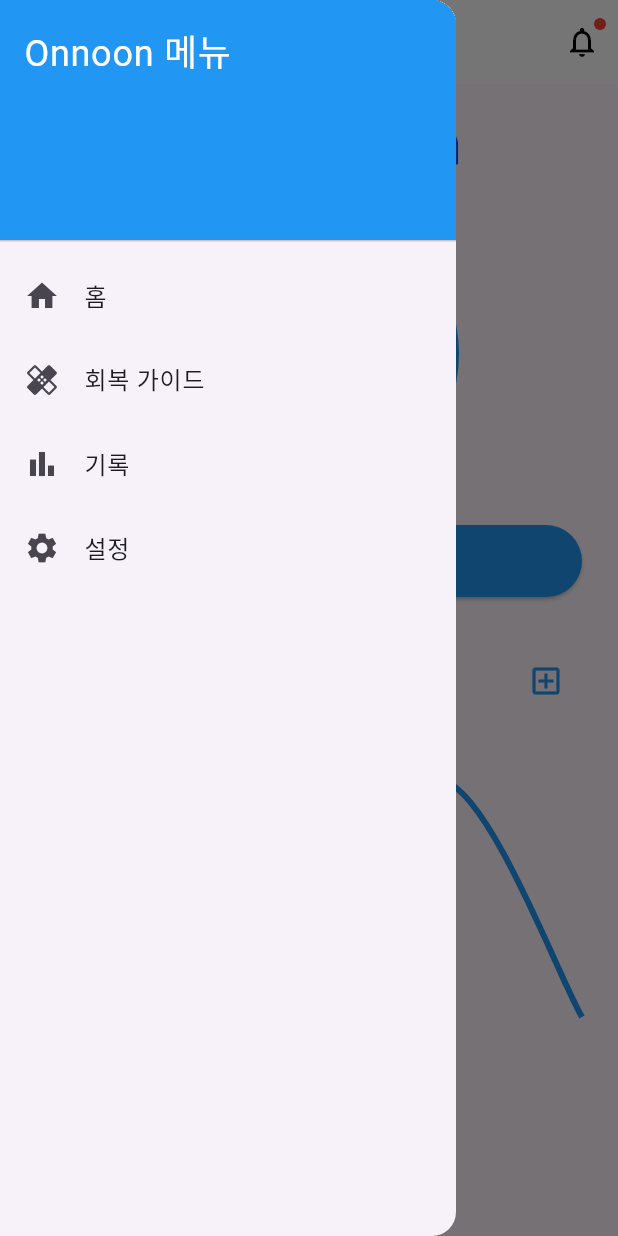
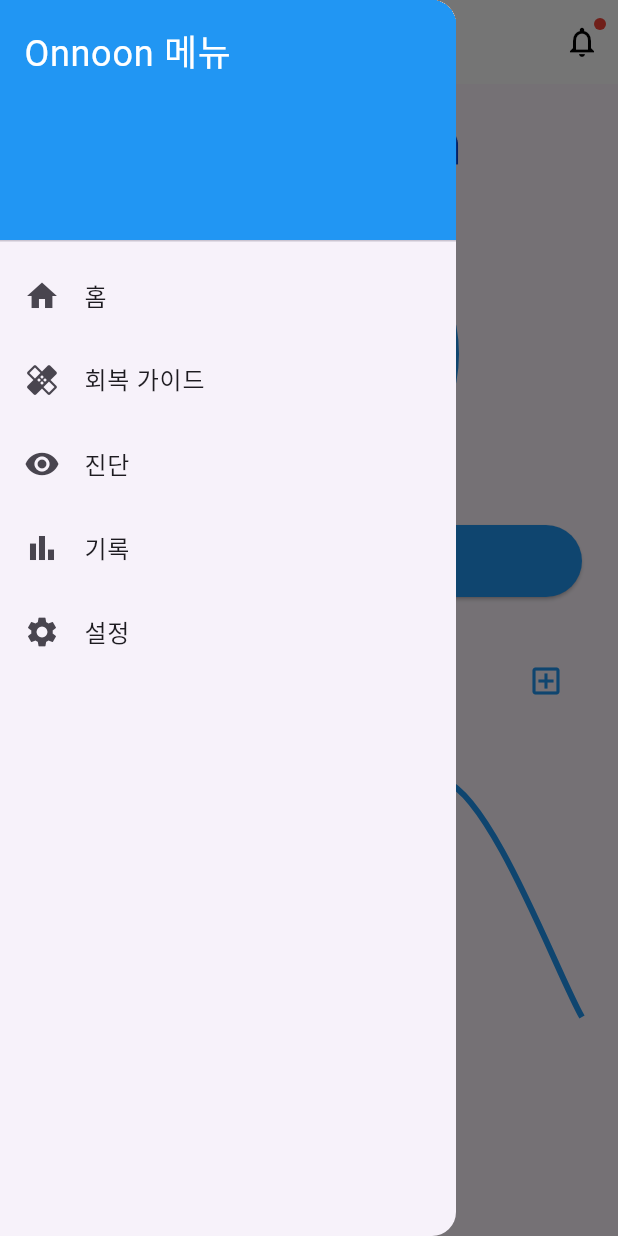
Before and after one commit to eunsu25/Test, a Flutter app: the screen it shows after launch, with the side drawer open, on a phone screen of 412 x 824 dp. Run offline on Flutter 3.47's test engine with Material 3 defaults, Android fonts, the phone set to English and light mode, and no system bars; drawn by our look-alikes of fl_chart; our stand-ins replace percent_indicator.

Commit message:
프론트엔드 작업중

```diff
--- a/lib/screens/home_screen.dart
+++ b/lib/screens/home_screen.dart
@@ -81,6 +81,12 @@ class _HomeScreenState extends State<HomeScreen> {
                   context,
                   MaterialPageRoute(builder: (context) => GuideScreen()),
                 );
+              },
+            ),
+            ListTile(
+              leading: Icon(Icons.remove_red_eye),
+              title: Text('진단'),
+              onTap: () {
               },
             ),
             ListTile(
```
Also changed, not shown: lib/screens/alarm_screen.dart (deleted), lib/screens/diagnosis_screen.dart (deleted), lib/screens/records_screen.dart (deleted), lib/screens/settings_screen.dart (deleted).
